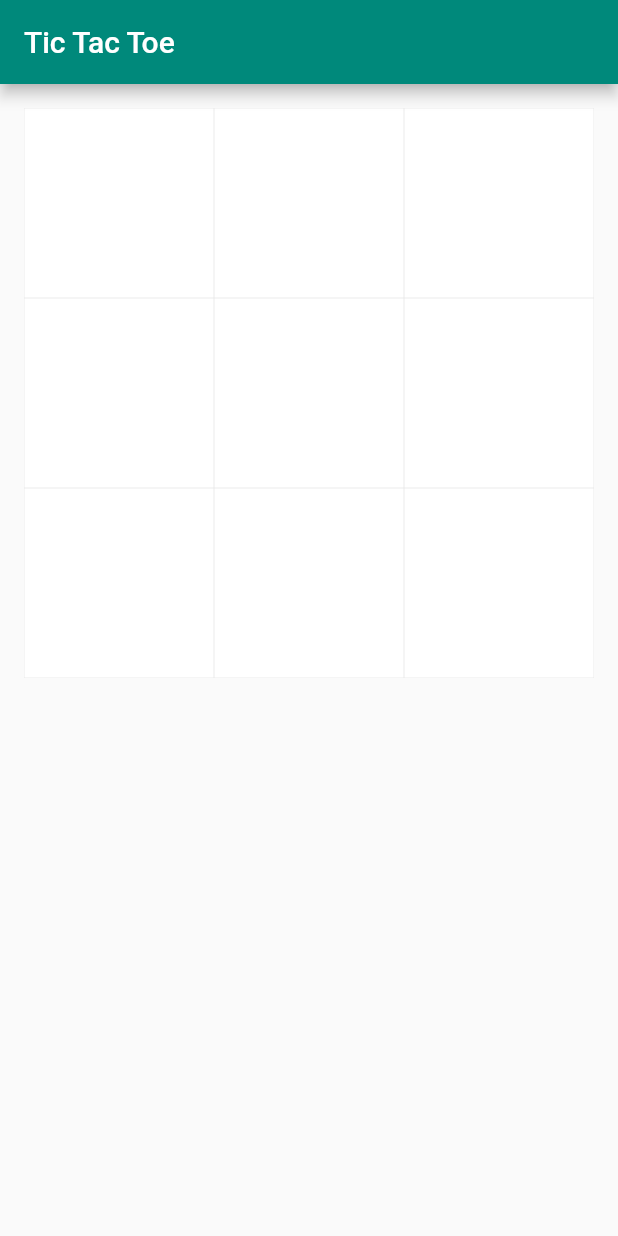
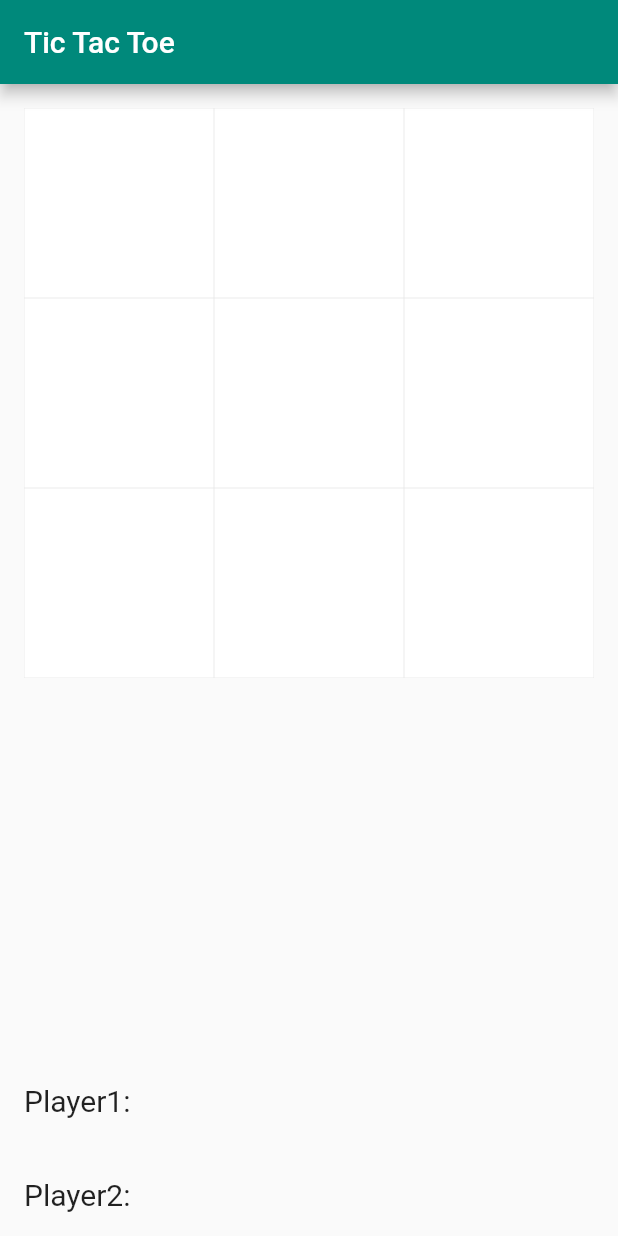
Before and after one commit to javedmughal-058/tic_tac_toe_game_flutter, a Flutter app: the screen it shows after launch, on a phone screen of 412 x 824 dp. Run offline on Flutter 3.47's test engine with Material 2 defaults, Android fonts, the phone set to English and light mode, and no system bars.

Commit message:
Update main.dart

```diff
--- a/lib/main.dart
+++ b/lib/main.dart
@@ -33,21 +33,60 @@ class TicTacToe extends StatelessWidget {
   @override
   Widget build(BuildContext context) {
     final size = MediaQuery.of(context).size;
+    GameProvider gameProvider = Provider.of<GameProvider>(context);
+
     return Scaffold(
       appBar: AppBar(
         backgroundColor: Theme.of(context).primaryColor,
         title: const Text('Tic Tac Toe'),
+        actions: [
+          gameProvider.board.any((element) => element == 'Player1' || element == 'Player2')
+              ? IconButton(onPressed: (){
+                  gameProvider.clearBoard(context);
+                },
+                icon: const Icon(Icons.refresh))
+              : const SizedBox()
+        ],
       ),
       body: Container(
         height: size.height,
         width: size.width,
         padding: const EdgeInsets.all(16),
+        child: Column(
+          crossAxisAlignment: CrossAxisAlignment.start,
+          children: [
+            Expanded(
               child: GridView.builder(
+                shrinkWrap: true,
                 gridDelegate: const SliverGridDelegateWithFixedCrossAxisCount(
                   crossAxisCount: 3,
                 ),
                 itemCount: 9,
                 itemBuilder: (context, index) => Tile(index: index),
+              ),
+            ),
+            // const SizedBox(height: 40),
+            Row(
+              children: [
+                const Text('Player1: ', style: TextStyle(fontSize: 20)),
+                Row(
+                  children: List.generate(gameProvider.board.where((element) => element == 'Player1').toList().length,
+                          (index) => Icon(Icons.check_circle, size: 22,color: Theme.of(context).primaryColor,)),
+                ),
+              ],
+            ),
+            const SizedBox(height: 40),
+            Row(
+              children: [
+                const Text('Player2: ', style: TextStyle(fontSize: 20)),
+                Row(
+                  children: List.generate(gameProvider.board.where((element) => element == 'Player2').toList().length,
+                          (index) => const Icon(Icons.check_circle,size: 22, color: Colors.amber)),
+                ),
+              ],
+            ),
+            // const SizedBox(height: 40),
+          ],
         ),
       ),
     );
@@ -66,37 +105,17 @@ class Tile extends StatelessWidget {
       onTap: () {
         gameProvider.makeMove(index);
         Future.delayed(const Duration(milliseconds: 100),(){
-          log("here...");
           if(gameProvider.isPlayerWin){
             log("Winning ${gameProvider.isPlayerWin} ${gameProvider.winPlayer}...");
             showDialog(context: context, barrierDismissible: false, builder: (BuildContext context){
-              return AlertDialog(
-                title: Text('Winner!', style: TextStyle(color: Theme.of(context).primaryColor)),
-                content: Text('${gameProvider.winPlayer} wins the game!', style: TextStyle(color: Theme.of(context).primaryColor)),
-                actions: [
-                  TextButton(
-                    onPressed: ()=> gameProvider.clearBoard(context),
-                    child: Text('OK', style: TextStyle(color: Theme.of(context).primaryColor)),
-                  ),
-                ],
-              );
+              return winAlert(context, gameProvider);
             });
           }
           else{
             if(gameProvider.board.where((element) => element.isNotEmpty).toList().length == 6){
               log("length ${gameProvider.board.where((element) => element.isNotEmpty).toList().length}");
               showDialog(context: context, barrierDismissible: false, builder: (BuildContext context){
-                return AlertDialog(
-                  backgroundColor: Colors.red.shade900,
-                  title: const Text('Draw!', style: TextStyle(color: Colors.white)),
-                  content: const Text('No One Win!', style: TextStyle(color: Colors.white)),
-                  actions: [
-                    TextButton(
-                      onPressed: ()=> gameProvider.clearBoard(context),
-                      child: const Text('OK', style: TextStyle(color: Colors.white)),
-                    ),
-                  ],
-                );
+                return drawAlert(context, gameProvider);
               });
             }
           }
```
Lines whose indentation alone changed are shown as unchanged.
